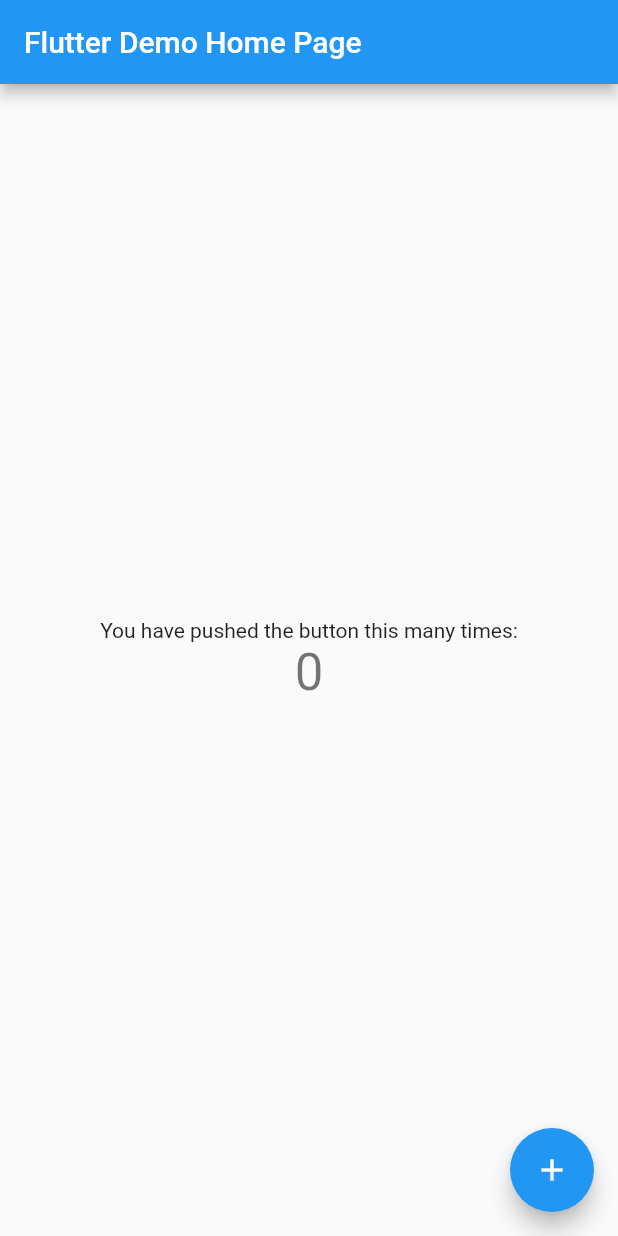
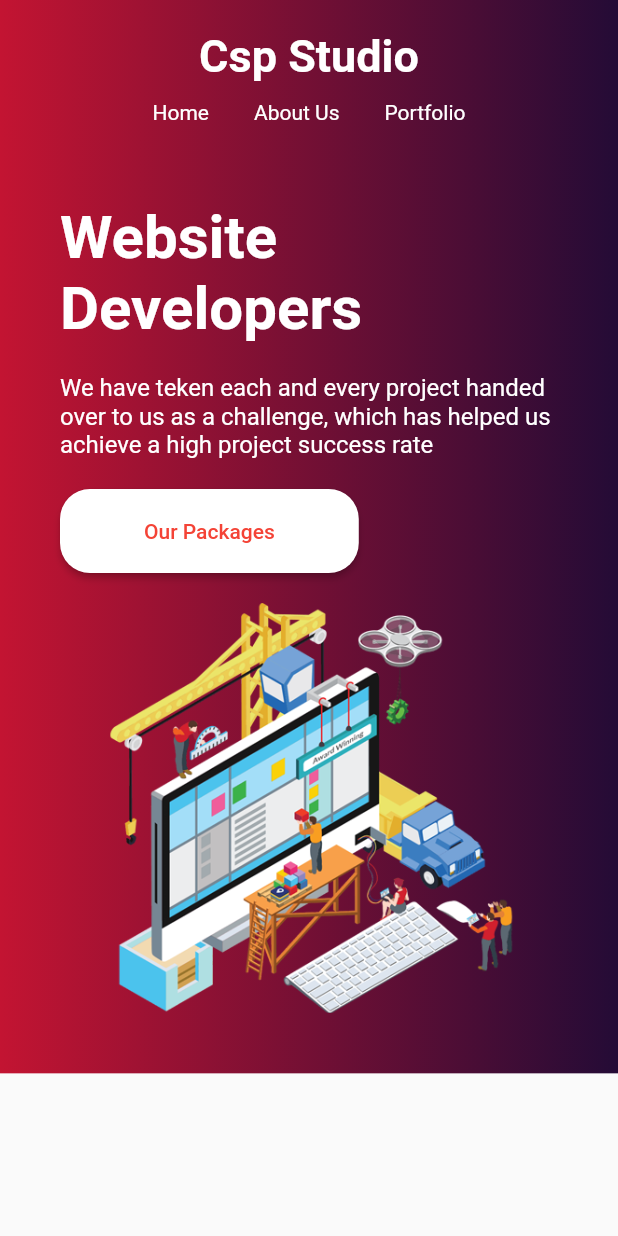
Before and after one commit to Cespresso/flutter_pwa_test, a Flutter app: the screen it shows after launch, on a phone screen of 412 x 824 dp. Run offline on Flutter 3.47's test engine with Material 2 defaults, Android fonts, the light colour scheme and no system bars.

Commit message:
create randing page

```diff
--- /dev/null
+++ b/lib/LandingPage/LandingPage.dart
@@ -0,0 +1,80 @@
+import 'package:flutter/material.dart';
+
+class LandingPage extends StatelessWidget {
+  List<Widget> pageChildren(double width) {
+    return <Widget>[
+      Container(
+        width: width,
+        child: Column(
+          crossAxisAlignment: CrossAxisAlignment.start,
+          children: <Widget>[
+            Text(
+              "Website \nDevelopers",
+              style: TextStyle(
+                fontWeight: FontWeight.bold,
+                fontSize: 40.0,
+                color: Colors.white,
+              ),
+            ),
+            Padding(
+              padding: const EdgeInsets.symmetric(vertical: 20.0),
+              child: Text(
+                "We have teken each and every project handed over to us as a challenge, which has helped us achieve a high project success rate",
+                style: TextStyle(
+                  fontSize: 16.0,
+                  color: Colors.white,
+                ),
+              ),
+            ),
+            MaterialButton(
+              color: Colors.white,
+              shape: RoundedRectangleBorder(
+                borderRadius: BorderRadius.all(
+                  Radius.circular(20.0),
+                ),
+              ),
+              onPressed: () {},
+              child: Padding(
+                padding: const EdgeInsets.symmetric(
+                    vertical: 20.0, horizontal: 40.0),
+                child: Text(
+                  "Our Packages",
+                  style: TextStyle(color: Colors.red),
+                ),
+              ),
+            ),
+            Padding(
+              padding: const EdgeInsets.symmetric(vertical: 20.0),
+              child: Image.asset(
+                "assets/lp_image.png",
+                width: width,
+              ),
+            )
+          ],
+        ),
+      )
+    ];
+  }
+
+  @override
+  Widget build(BuildContext context) {
+    return Container(
+      child: LayoutBuilder(
+        builder: (context, constraint) {
+          if (constraint.maxWidth > 800) {
+            // desktop
+            return Row(
+              mainAxisAlignment: MainAxisAlignment.center,
+              children: pageChildren(constraint.biggest.width / 2),
+            );
+          } else {
+            // mobile
+            return Column(
+              children: pageChildren(constraint.biggest.width),
+            );
+          }
+        },
+      ),
+    );
+  }
+}
--- /dev/null
+++ b/lib/Navbar/Navbar.dart
@@ -0,0 +1,144 @@
+import 'package:flutter/material.dart';
+
+class Navbar extends StatelessWidget {
+  @override
+  Widget build(BuildContext context) {
+    return LayoutBuilder(
+      builder: (context, constraint) {
+        if (constraint.maxWidth > 1200) {
+          // desktop
+          return DesktopNavbar();
+        } else if (constraint.maxWidth > 800 && constraint.maxWidth < 1200) {
+          // tablet
+          return DesktopNavbar();
+        } else {
+          // mobile
+          return MobileNavbar();
+        }
+      },
+    );
+  }
+}
+
+class DesktopNavbar extends StatelessWidget {
+  @override
+  Widget build(BuildContext context) {
+    return Padding(
+      padding: const EdgeInsets.symmetric(vertical: 20, horizontal: 40),
+      child: Container(
+        child: Row(
+          mainAxisAlignment: MainAxisAlignment.spaceBetween,
+          children: <Widget>[
+            Text(
+              "Csp Studio",
+              style: TextStyle(
+                fontWeight: FontWeight.bold,
+                color: Colors.white,
+                fontSize: 30,
+              ),
+            ),
+            Row(
+              children: <Widget>[
+                Text(
+                  "Home",
+                  style: TextStyle(
+                    color: Colors.white,
+                  ),
+                ),
+                SizedBox(
+                  width: 30,
+                ),
+                Text(
+                  "About Us",
+                  style: TextStyle(
+                    color: Colors.white,
+                  ),
+                ),
+                SizedBox(
+                  width: 30,
+                ),
+                Text(
+                  "Portfolio",
+                  style: TextStyle(
+                    color: Colors.white,
+                  ),
+                ),
+                SizedBox(
+                  width: 30,
+                ),
+                MaterialButton(
+                  color: Colors.pink,
+                  shape: RoundedRectangleBorder(
+                    borderRadius: BorderRadius.all(
+                      Radius.circular(20.0),
+                    ),
+                  ),
+                  onPressed: () {},
+                  child: Text(
+                    "Get Started",
+                    style: TextStyle(color: Colors.white),
+                  ),
+                )
+              ],
+            )
+          ],
+        ),
+      ),
+    );
+  }
+}
+
+class MobileNavbar extends StatelessWidget {
+  @override
+  Widget build(BuildContext context) {
+    return Padding(
+      padding: const EdgeInsets.symmetric(vertical: 20, horizontal: 40),
+      child: Container(
+        child: Column(
+          children: <Widget>[
+            Text(
+              "Csp Studio",
+              style: TextStyle(
+                fontWeight: FontWeight.bold,
+                color: Colors.white,
+                fontSize: 30,
+              ),
+            ),
+            Padding(
+              padding: const EdgeInsets.all(12.0),
+              child: Row(
+                mainAxisAlignment: MainAxisAlignment.center,
+                children: <Widget>[
+                  Text(
+                    "Home",
+                    style: TextStyle(
+                      color: Colors.white,
+                    ),
+                  ),
+                  SizedBox(
+                    width: 30,
+                  ),
+                  Text(
+                    "About Us",
+                    style: TextStyle(
+                      color: Colors.white,
+                    ),
+                  ),
+                  SizedBox(
+                    width: 30,
+                  ),
+                  Text(
+                    "Portfolio",
+                    style: TextStyle(
+                      color: Colors.white,
+                    ),
+                  ),
+                ],
+              ),
+            )
+          ],
+        ),
+      ),
+    );
+  }
+}
--- a/lib/main.dart
+++ b/lib/main.dart
@@ -1,4 +1,6 @@
 import 'package:flutter/material.dart';
+import 'package:flutterpwatest/LandingPage/LandingPage.dart';
+import 'package:flutterpwatest/Navbar/Navbar.dart';
 
 void main() {
   runApp(MyApp());
@@ -10,108 +12,40 @@
   Widget build(BuildContext context) {
     return MaterialApp(
       title: 'Flutter Demo',
-      theme: ThemeData(
-        // This is the theme of your application.
-        //
-        // Try running your application with "flutter run". You'll see the
-        // application has a blue toolbar. Then, without quitting the app, try
-        // changing the primarySwatch below to Colors.green and then invoke
-        // "hot reload" (press "r" in the console where you ran "flutter run",
-        // or simply save your changes to "hot reload" in a Flutter IDE).
-        // Notice that the counter didn't reset back to zero; the application
-        // is not restarted.
-        primarySwatch: Colors.blue,
-        // This makes the visual density adapt to the platform that you run
-        // the app on. For desktop platforms, the controls will be smaller and
-        // closer together (more dense) than on mobile platforms.
-        visualDensity: VisualDensity.adaptivePlatformDensity,
-      ),
-      home: MyHomePage(title: 'Flutter Demo Home Page'),
+      home: MyHomePage(),
     );
   }
 }
 
-class MyHomePage extends StatefulWidget {
-  MyHomePage({Key key, this.title}) : super(key: key);
-
-  // This widget is the home page of your application. It is stateful, meaning
-  // that it has a State object (defined below) that contains fields that affect
-  // how it looks.
-
-  // This class is the configuration for the state. It holds the values (in this
-  // case the title) provided by the parent (in this case the App widget) and
-  // used by the build method of the State. Fields in a Widget subclass are
-  // always marked "final".
-
-  final String title;
-
-  @override
-  _MyHomePageState createState() => _MyHomePageState();
-}
-
-class _MyHomePageState extends State<MyHomePage> {
-  int _counter = 0;
-
-  void _incrementCounter() {
-    setState(() {
-      // This call to setState tells the Flutter framework that something has
-      // changed in this State, which causes it to rerun the build method below
-      // so that the display can reflect the updated values. If we changed
-      // _counter without calling setState(), then the build method would not be
-      // called again, and so nothing would appear to happen.
-      _counter++;
-    });
-  }
-
+class MyHomePage extends StatelessWidget {
   @override
   Widget build(BuildContext context) {
-    // This method is rerun every time setState is called, for instance as done
-    // by the _incrementCounter method above.
-    //
-    // The Flutter framework has been optimized to make rerunning build methods
-    // fast, so that you can just rebuild anything that needs updating rather
-    // than having to individually change instances of widgets.
     return Scaffold(
-      appBar: AppBar(
-        // Here we take the value from the MyHomePage object that was created by
-        // the App.build method, and use it to set our appbar title.
-        title: Text(widget.title),
+      body: Container(
+        decoration: BoxDecoration(
+          gradient: LinearGradient(
+              begin: Alignment.centerLeft,
+              end: Alignment.centerRight,
+              colors: [
+                Color.fromRGBO(195, 20, 50, 1.0),
+                Color.fromRGBO(36, 11, 54, 1.0)
+              ]),
         ),
-      body: Center(
-        // Center is a layout widget. It takes a single child and positions it
-        // in the middle of the parent.
+        child: SingleChildScrollView(
           child: Column(
-          // Column is also a layout widget. It takes a list of children and
-          // arranges them vertically. By default, it sizes itself to fit its
-          // children horizontally, and tries to be as tall as its parent.
-          //
-          // Invoke "debug painting" (press "p" in the console, choose the
-          // "Toggle Debug Paint" action from the Flutter Inspector in Android
-          // Studio, or the "Toggle Debug Paint" command in Visual Studio Code)
-          // to see the wireframe for each widget.
-          //
-          // Column has various properties to control how it sizes itself and
-          // how it positions its children. Here we use mainAxisAlignment to
-          // center the children vertically; the main axis here is the vertical
-          // axis because Columns are vertical (the cross axis would be
-          // horizontal).
-          mainAxisAlignment: MainAxisAlignment.center,
             children: <Widget>[
-            Text(
-              'You have pushed the button this many times:',
+              Navbar(),
+              Padding(
+                padding: const EdgeInsets.symmetric(
+                  vertical: 20,
+                  horizontal: 40,
                 ),
-            Text(
-              '$_counter',
-              style: Theme.of(context).textTheme.headline4,
+                child: LandingPage(),
               ),
             ],
           ),
         ),
-      floatingActionButton: FloatingActionButton(
-        onPressed: _incrementCounter,
-        tooltip: 'Increment',
-        child: Icon(Icons.add),
-      ), // This trailing comma makes auto-formatting nicer for build methods.
+      ),
     );
   }
 }
--- a/pubspec.yaml
+++ b/pubspec.yaml
@@ -45,8 +45,8 @@
   uses-material-design: true
 
   # To add assets to your application, add an assets section, like this:
-  # assets:
-  #   - images/a_dot_burr.jpeg
+  assets:
+    - assets/lp_image.png
   #   - images/a_dot_ham.jpeg
 
   # An image asset can refer to one or more resolution-specific "variants", see
```
Also changed, not shown: assets/lp_image.png (added), pubspec.lock. Lines whose indentation alone changed are shown as unchanged.
